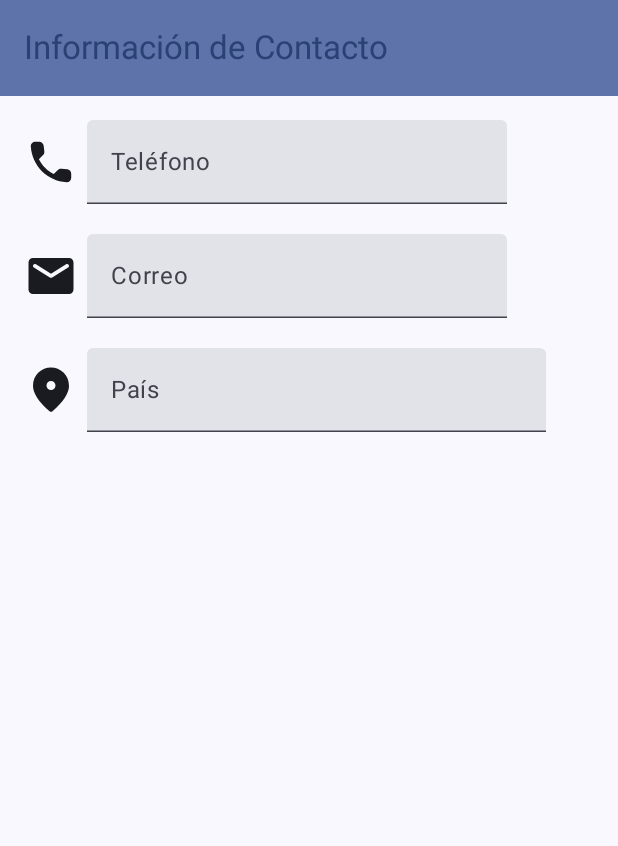
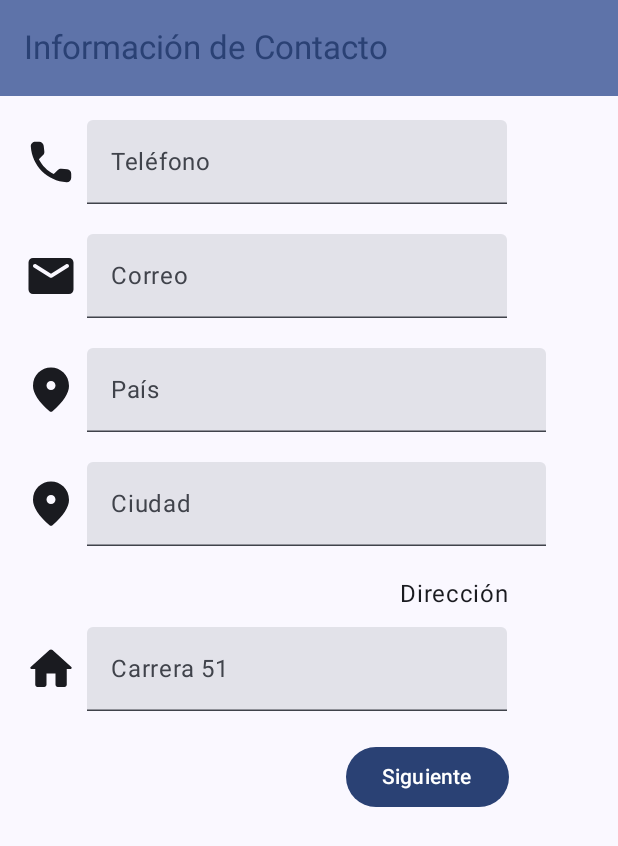
Before and after one commit to FerneyMontoya6/LabsCM20242-Gr03, an Android app built with Jetpack Compose: the ContactDataActivity screen opened through its navigation route, on a phone screen of 412 x 824 dp. Shown: the top 846 px of the screen. Run offline under Robolectric (Android 15) with nearby library versions, the phone set to English and light mode, and no system bars.

Commit message:
:sparkles: ContactDataActivity layout completed

```diff
--- a/Lab1-UI/src/main/java/com/example/labscm20242_gr03/screens/ContactDataActivity.kt
+++ b/Lab1-UI/src/main/java/com/example/labscm20242_gr03/screens/ContactDataActivity.kt
@@ -5,14 +5,18 @@ import androidx.compose.foundation.text.KeyboardOptions
 import androidx.compose.material.icons.Icons
 import androidx.compose.material.icons.rounded.Call
 import androidx.compose.material.icons.rounded.Email
+import androidx.compose.material.icons.rounded.Home
 import androidx.compose.material.icons.rounded.LocationOn
+import androidx.compose.material.icons.rounded.Person
 import androidx.compose.material3.*
 import androidx.compose.runtime.*
 import androidx.compose.ui.Alignment
 import androidx.compose.ui.Modifier
+import androidx.compose.ui.text.input.KeyboardCapitalization
 import androidx.compose.ui.text.input.KeyboardType
 import androidx.compose.ui.unit.dp
 import androidx.navigation.NavController
+import com.example.labscm20242_gr03.navigation.AppScreens
 
 @OptIn(ExperimentalMaterial3Api::class)
 @Composable
@@ -20,6 +24,7 @@ fun ContactDataActivity(navController: NavController) {
     var inputPhone by remember { mutableStateOf("") }
     var inputEmail by remember { mutableStateOf("") }
     var inputCountry by remember { mutableStateOf("") }
+    var inputAddress by remember { mutableStateOf("") }
 
     val latinAmericanCountries = listOf(
         "Argentina", "Bolivia", "Brasil", "Chile", "Colombia", "Costa Rica",
@@ -72,7 +77,10 @@ fun ContactDataActivity(navController: NavController) {
                 onCountrySuggestionClick = { country ->
                     inputCountry = country
                     countrySuggestions = emptyList()
-                }
+                },
+                navController = navController,
+                inputAddress = inputAddress,
+                onAddressChange = { newValue -> inputAddress = newValue }
             )
         }
     }
@@ -88,7 +96,10 @@ fun ContactPortraitLayout(
     inputCountry: String,
     countrySuggestions: List<String>,
     onCountryChange: (String) -> Unit,
-    onCountrySuggestionClick: (String) -> Unit
+    onCountrySuggestionClick: (String) -> Unit,
+    navController: NavController,
+    inputAddress: String,
+    onAddressChange: (String) -> Unit
 ) {
     var expanded by remember { mutableStateOf(false) }
 
@@ -191,6 +202,105 @@ fun ContactPortraitLayout(
                 }
             }
         }
+
+        Column (
+            modifier = Modifier
+                .fillMaxWidth()
+                .padding(end = 16.dp)
+        ) {
+            Row(
+                modifier = Modifier
+                    .padding(bottom = 20.dp)
+                    .padding(end = 16.dp),
+                verticalAlignment = Alignment.CenterVertically
+            ) {
+                Icon(
+                    Icons.Rounded.LocationOn,
+                    contentDescription = "Location icon",
+                    modifier = Modifier
+                        .padding(end = 6.dp)
+                        .size(36.dp)
+                )
+
+                ExposedDropdownMenuBox(
+                    expanded = expanded,
+                    onExpandedChange = { expanded = !expanded },
+                    modifier = Modifier
+                        .fillMaxWidth()
+                        .wrapContentSize(Alignment.TopStart)
+                ) {
+                    TextField(
+                        value = inputCountry,
+                        onValueChange = {
+                            onCountryChange(it)
+                            expanded = true
+                        },
+                        label = { Text("Ciudad") },
+                        keyboardOptions = KeyboardOptions(keyboardType = KeyboardType.Text),
+                        modifier = Modifier
+                            .fillMaxWidth()
+                            .menuAnchor()
+                    )
+
+                    ExposedDropdownMenu(
+                        expanded = expanded && countrySuggestions.isNotEmpty(),
+                        onDismissRequest = { expanded = false }
+                    ) {
+                        countrySuggestions.forEach { suggestion ->
+                            DropdownMenuItem(
+                                text = { Text(suggestion) },
+                                onClick = {
+                                    onCountrySuggestionClick(suggestion)
+                                    expanded = false
+                                }
+                            )
+                        }
+                    }
+                }
+            }
+        }
+
+        Column(modifier = Modifier.fillMaxWidth()) {
+            Row(
+                Modifier
+                    .fillMaxWidth(0.85f)
+                    .padding(bottom = 10.dp),
+                horizontalArrangement = Arrangement.End,
+            ) {
+                Text("Dirección")
+            }
+            Row(
+                modifier = Modifier.padding(bottom = 20.dp),
+                verticalAlignment = Alignment.CenterVertically
+            ) {
+                Icon(
+                    Icons.Rounded.Home,
+                    contentDescription = "Home icon",
+                    modifier = Modifier
+                        .padding(end = 6.dp)
+                        .size(36.dp)
+                )
+                TextField(
+                    value = inputAddress,
+                    onValueChange = onAddressChange,
+                    label = { Text("Carrera 51") },
+                    keyboardOptions = KeyboardOptions(keyboardType = KeyboardType.Text)
+                )
+            }
+        }
+
+        Row (
+            Modifier
+                .fillMaxWidth(0.85f),
+            horizontalArrangement = Arrangement.End,
+        ) {
+            Button(onClick = {
+                navController.navigate(route = AppScreens.PersonalDataActivity.route)
+            }) {
+                Text("Siguiente")
+            }
+        }
+
     }
 }
 
```
